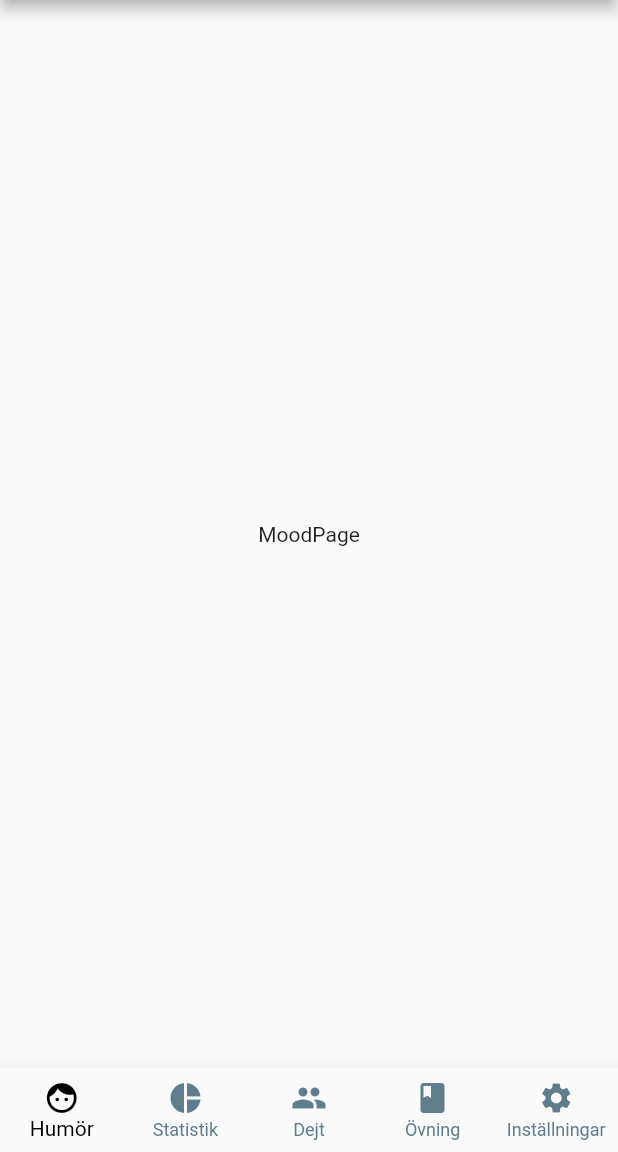
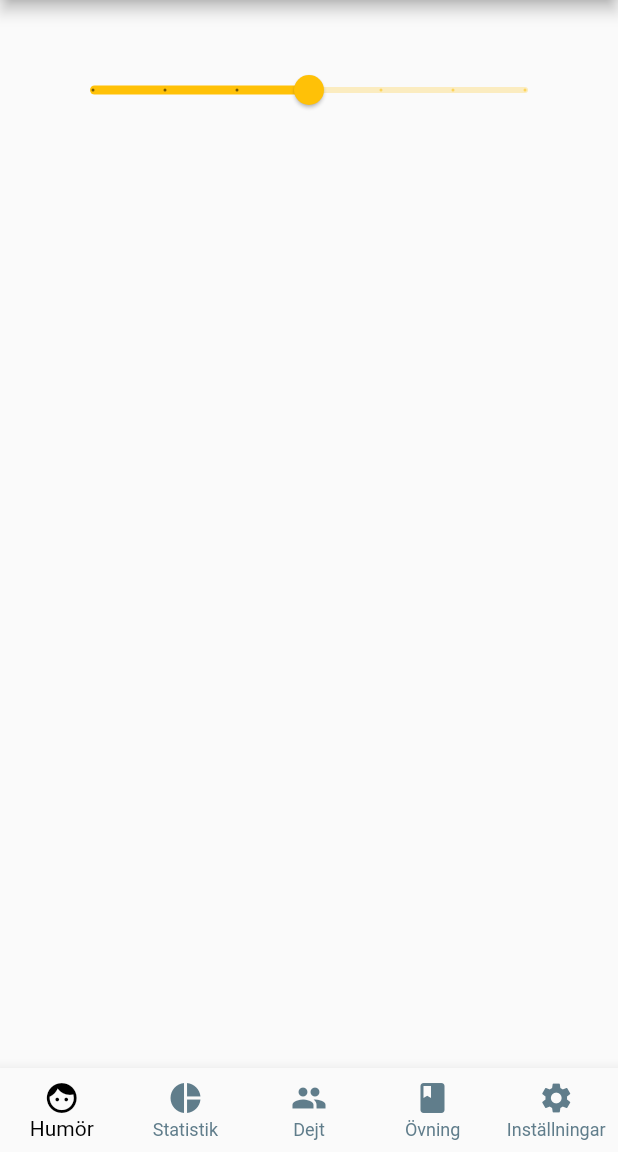
Before and after one commit to segger/bewiser, a Flutter app: the screen it shows after launch, on a phone screen of 412 x 824 dp, the part 84-1236 px from its top. Run offline on Flutter 3.47's test engine with Material 2 defaults, Android fonts, the phone set to English and light mode, and no system bars.

Commit message:
Add slider to mood page, update readme

```diff
--- a/lib/main.dart
+++ b/lib/main.dart
@@ -13,6 +13,7 @@ class App extends StatelessWidget {
         primarySwatch: Colors.amber,
       ),
       home: BewiserApp(),
+      debugShowCheckedModeBanner: false,
     );
   }
 }
--- a/lib/pages/mood_page.dart
+++ b/lib/pages/mood_page.dart
@@ -1,3 +1,4 @@
+import 'package:flutter/material.dart';
 import 'package:flutter/widgets.dart';
 
 class MoodPage extends StatefulWidget {
@@ -8,10 +9,30 @@ class MoodPage extends StatefulWidget {
 }
 
 class _MoodPageState extends State<MoodPage> {
+  int _value = 3;
+
   @override
   Widget build(BuildContext context) {
-    return Center(
-      child: Text('MoodPage'),
+    return Padding(
+      padding: const EdgeInsets.all(36.0),
+      child: Center(
+        child: Column(
+          children: <Widget>[
+            Slider(
+              value: _value.toDouble(),
+              min: 0.0,
+              max: 6.0,
+              divisions: 6,
+              label: 'Humör',
+              onChanged: (double newValue) {
+                setState(() {
+                  _value = newValue.round();
+                });
+              },
+            )
+          ],
+        )
+      ),
     );
   }
 }
```
Also changed, not shown: lib/bewiser.dart (+13 -0 lines), 1 other file.
